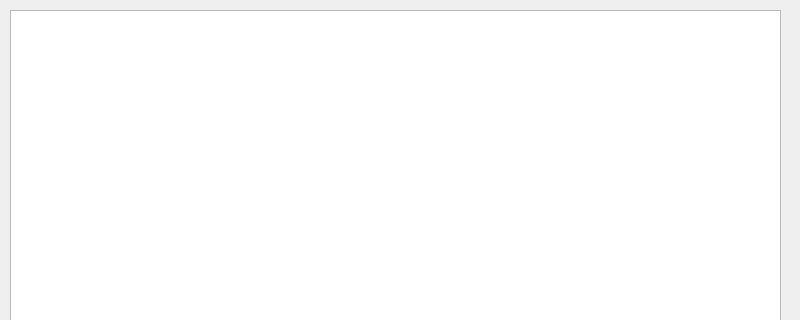
First picture: the form in main.ui, repository FrogFairy/Coffee, before the edit; both pictures show x 0 to 800 and y 0 to 320 of the 800 by 600 pixel window.
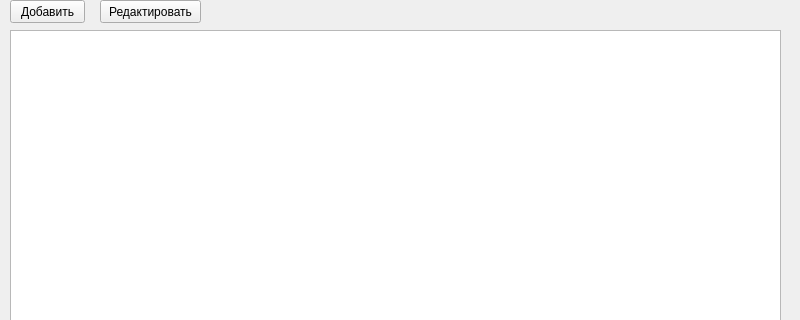
Second picture: the form after the edit.

Diff of the .ui file:
```diff
--- a/main.ui
+++ b/main.ui
@@ -18,12 +18,38 @@
     <property name="geometry">
      <rect>
       <x>10</x>
-      <y>10</y>
+      <y>30</y>
       <width>771</width>
-      <height>541</height>
+      <height>521</height>
      </rect>
     </property>
    </widget>
+   <widget class="QPushButton" name="add">
+    <property name="geometry">
+     <rect>
+      <x>10</x>
+      <y>0</y>
+      <width>75</width>
+      <height>23</height>
+     </rect>
+    </property>
+    <property name="text">
+     <string>Добавить</string>
+    </property>
+   </widget>
+   <widget class="QPushButton" name="edit">
+    <property name="geometry">
+     <rect>
+      <x>100</x>
+      <y>0</y>
+      <width>101</width>
+      <height>23</height>
+     </rect>
+    </property>
+    <property name="text">
+     <string>Редактировать</string>
+    </property>
+   </widget>
   </widget>
   <widget class="QMenuBar" name="menubar">
    <property name="geometry">
```
